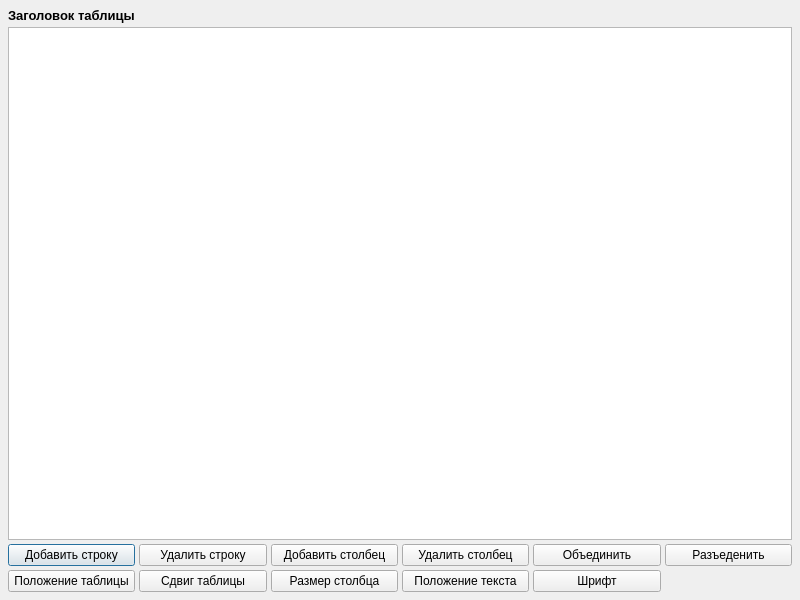
Gris87/ProtocolCreator, file src/main/tableeditdialog.ui: the form before one commit.
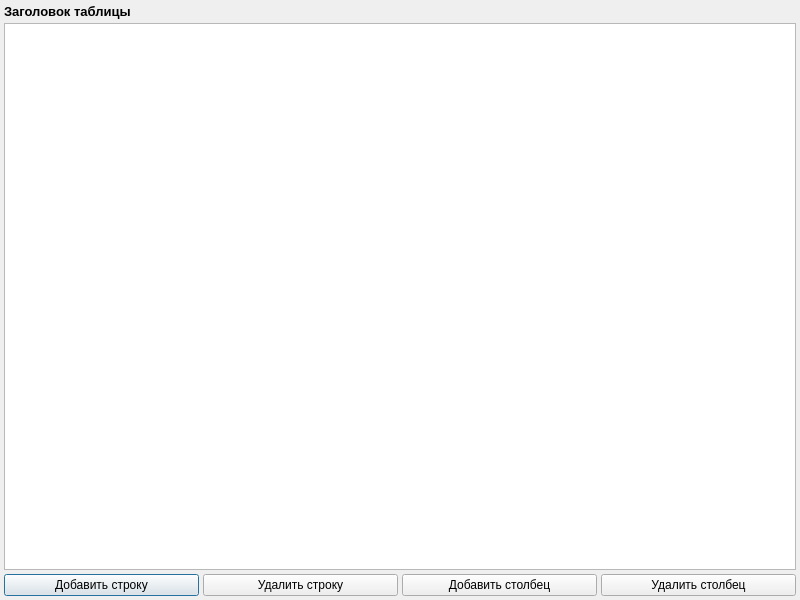
The form after the commit. Custom widgets are drawn as their Qt base class.

Commit message: Added buttons to control table header

```diff
--- a/src/main/tableeditdialog.ui
+++ b/src/main/tableeditdialog.ui
@@ -27,7 +27,7 @@
        <number>4</number>
       </property>
       <property name="margin">
-       <number>4</number>
+       <number>0</number>
       </property>
       <item>
        <widget class="QLabel" name="headerLabel">
@@ -44,163 +44,60 @@
        </widget>
       </item>
       <item>
-       <widget class="QTableWidget" name="tableWidget"/>
+       <widget class="CopyableTable" name="headerTableWidget"/>
       </item>
       <item>
-       <layout class="QGridLayout" name="gridLayout">
+       <widget class="QWidget" name="headerAdminWidget" native="true">
+        <layout class="QHBoxLayout" name="horizontalLayout">
         <property name="spacing">
          <number>4</number>
         </property>
-        <item row="0" column="0">
-         <widget class="QPushButton" name="pushButton_8">
-          <property name="minimumSize">
-           <size>
-            <width>112</width>
-            <height>0</height>
-           </size>
-          </property>
+         <property name="margin">
+          <number>0</number>
+         </property>
+         <item>
+          <widget class="QPushButton" name="headerAddRowButton">
           <property name="text">
            <string>Добавить строку</string>
           </property>
          </widget>
         </item>
-        <item row="0" column="1">
-         <widget class="QPushButton" name="pushButton_7">
-          <property name="minimumSize">
-           <size>
-            <width>112</width>
-            <height>0</height>
-           </size>
-          </property>
+         <item>
+          <widget class="QPushButton" name="headerDelRowButton">
           <property name="text">
            <string>Удалить строку</string>
           </property>
          </widget>
         </item>
-        <item row="0" column="2">
-         <widget class="QPushButton" name="pushButton_6">
-          <property name="minimumSize">
-           <size>
-            <width>112</width>
-            <height>0</height>
-           </size>
-          </property>
+         <item>
+          <widget class="QPushButton" name="headerAddColButton">
           <property name="text">
            <string>Добавить столбец</string>
           </property>
          </widget>
         </item>
-        <item row="0" column="3">
-         <widget class="QPushButton" name="pushButton_5">
-          <property name="minimumSize">
-           <size>
-            <width>112</width>
-            <height>0</height>
-           </size>
-          </property>
+         <item>
+          <widget class="QPushButton" name="headerDelColButton">
           <property name="text">
            <string>Удалить столбец</string>
           </property>
          </widget>
         </item>
-        <item row="0" column="4">
-         <widget class="QPushButton" name="pushButton_4">
-          <property name="minimumSize">
-           <size>
-            <width>112</width>
-            <height>0</height>
-           </size>
-          </property>
-          <property name="text">
-           <string>Объединить</string>
-          </property>
-         </widget>
-        </item>
-        <item row="0" column="5">
-         <widget class="QPushButton" name="pushButton_3">
-          <property name="minimumSize">
-           <size>
-            <width>112</width>
-            <height>0</height>
-           </size>
-          </property>
-          <property name="text">
-           <string>Разъеденить</string>
-          </property>
-         </widget>
-        </item>
-        <item row="1" column="0">
-         <widget class="QPushButton" name="pushButton_9">
-          <property name="minimumSize">
-           <size>
-            <width>112</width>
-            <height>0</height>
-           </size>
-          </property>
-          <property name="text">
-           <string>Положение таблицы</string>
-          </property>
-         </widget>
-        </item>
-        <item row="1" column="1">
-         <widget class="QPushButton" name="pushButton_10">
-          <property name="minimumSize">
-           <size>
-            <width>112</width>
-            <height>0</height>
-           </size>
-          </property>
-          <property name="text">
-           <string>Сдвиг таблицы</string>
-          </property>
-         </widget>
-        </item>
-        <item row="1" column="2">
-         <widget class="QPushButton" name="pushButton_11">
-          <property name="minimumSize">
-           <size>
-            <width>112</width>
-            <height>0</height>
-           </size>
-          </property>
-          <property name="text">
-           <string>Размер столбца</string>
-          </property>
-         </widget>
-        </item>
-        <item row="1" column="3">
-         <widget class="QPushButton" name="pushButton_12">
-          <property name="minimumSize">
-           <size>
-            <width>112</width>
-            <height>0</height>
-           </size>
-          </property>
-          <property name="text">
-           <string>Положение текста</string>
-          </property>
-         </widget>
-        </item>
-        <item row="1" column="4">
-         <widget class="QPushButton" name="pushButton_13">
-          <property name="minimumSize">
-           <size>
-            <width>112</width>
-            <height>0</height>
-           </size>
-          </property>
-          <property name="text">
-           <string>Шрифт</string>
-          </property>
-         </widget>
-        </item>
-       </layout>
-      </item>
-     </layout>
+        </layout>
+       </widget>
+      </item>
+     </layout>
     </widget>
    </item>
   </layout>
  </widget>
+ <customwidgets>
+  <customwidget>
+   <class>CopyableTable</class>
+   <extends>QTableWidget</extends>
+   <header>src/widgets/copyabletable.h</header>
+  </customwidget>
+ </customwidgets>
  <resources/>
  <connections/>
 </ui>
```
Lines whose indentation alone changed are shown as unchanged. The commit also changes 5 other files.
